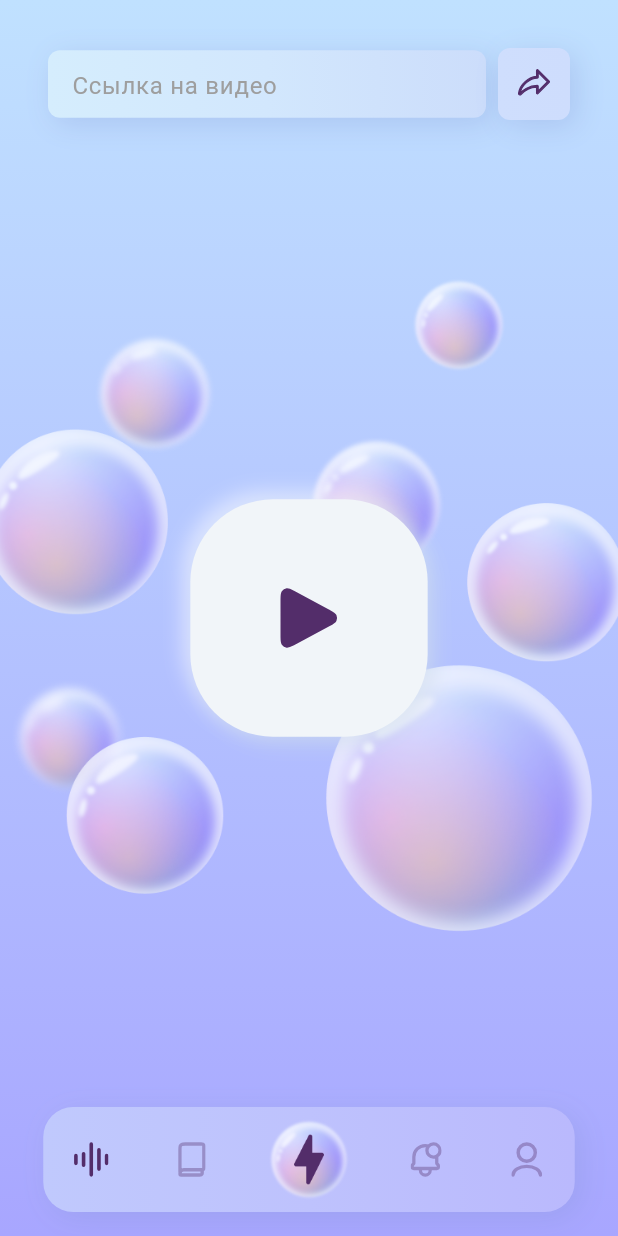
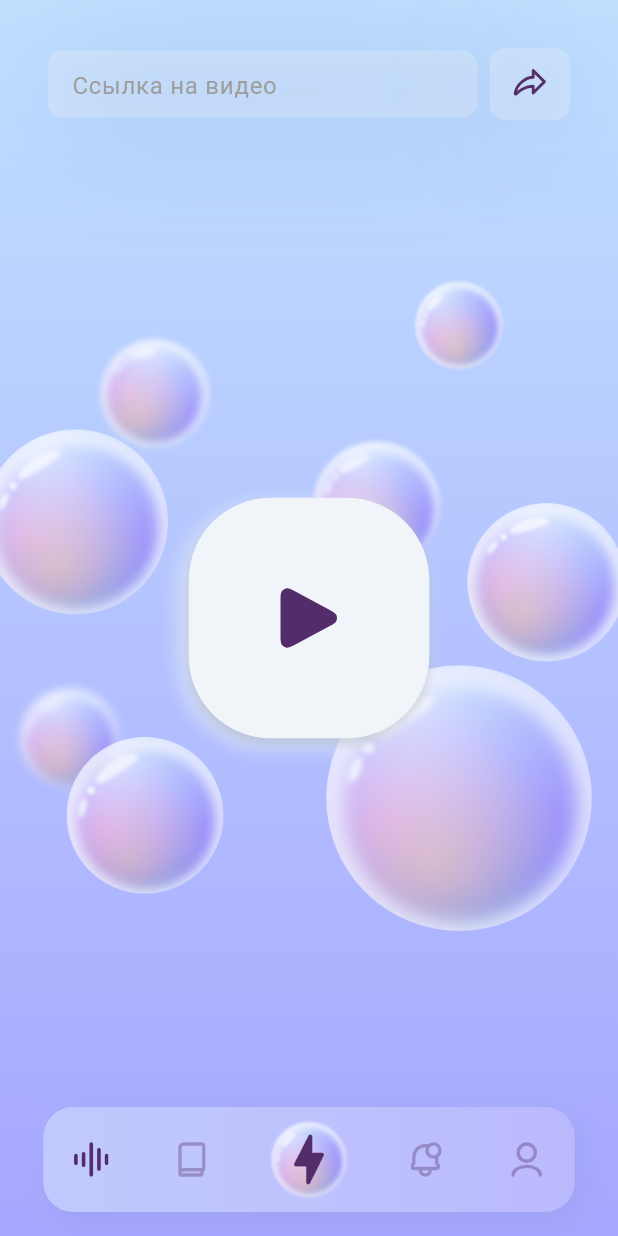
Before and after one commit to Student-Labs-2024/uwordsMobileApp, a Flutter app: the HomePage screen opened by its route, on a phone screen of 412 x 824 dp. Run offline on Flutter 3.47's test engine with Material 3 defaults, Android fonts, the phone set to English and light mode, and no system bars; our stand-ins replace dio, firebase_auth, firebase_core, flutter_bloc, flutter_inset_shadow, flutter_svg and 6 more; missing offline and left inert: flutter_login_vk, flutter_sound; accounts and stored records are empty; generated files the repository leaves out were written again; project files that could hold a hidden picture were left out.

Commit message:
[refactor] Rewrote record_button, All the shadows

```diff
--- a/lib/features/main/presentation/pages/home_page.dart
+++ b/lib/features/main/presentation/pages/home_page.dart
@@ -5,6 +5,7 @@ import 'package:uwords/features/main/bloc/audio_bloc/audio_bloc.dart';
 import 'package:uwords/features/main/presentation/widgets/custom_textfield.dart';
 import 'package:uwords/features/main/presentation/widgets/record_button.dart';
 import 'package:uwords/theme/app_colors.dart';
+import 'package:flutter_inset_shadow/flutter_inset_shadow.dart' as fis;
 
 class HomePage extends StatefulWidget {
   const HomePage({super.key});
@@ -81,30 +82,25 @@ class _HomePageState extends State<HomePage> {
                               ),
                               const SizedBox(width: 8),
                               Container(
-                                decoration: BoxDecoration(
-                                  gradient: const LinearGradient(
-                                    colors: [
-                                      AppColors.gradientSendButtonColor1,
-                                      AppColors.gradientSendButtonColor2
-                                    ],
-                                  ),
-                                  borderRadius: BorderRadius.circular(8.0),
-                                  boxShadow: const [
-                                    BoxShadow(
-                                      color: Color.fromRGBO(97, 120, 201, 0.26),
-                                      blurRadius: 16.0,
-                                      spreadRadius: 0,
-                                      offset: Offset(4, 4),
-                                    ),
-                                    BoxShadow(
-                                      color:
-                                          Color.fromRGBO(255, 255, 255, 0.08),
-                                      blurRadius: 16.0,
-                                      spreadRadius: 0,
-                                      offset: Offset(2, 2),
-                                    ),
-                                  ],
-                                ),
+                                decoration: fis.BoxDecoration(
+                                    color: AppColors.whiteBackgroundColor,
+                                    borderRadius: BorderRadius.circular(10),
+                                    boxShadow: const [
+                                      fis.BoxShadow(
+                                          color: Color.fromRGBO(
+                                              97, 120, 201, 0.26),
+                                          spreadRadius: 0,
+                                          blurRadius: 76,
+                                          offset: Offset(4, 4),
+                                          inset: false),
+                                      fis.BoxShadow(
+                                          color: Color.fromRGBO(
+                                              255, 255, 255, 0.08),
+                                          spreadRadius: 0,
+                                          blurRadius: 16,
+                                          offset: Offset(2, 2),
+                                          inset: true),
+                                    ]),
                                 child: IconButton(
                                   onPressed: () {
                                     /*context.read<AudioBloc>().add(AudioEvent.sendLink(
@@ -121,8 +117,14 @@ class _HomePageState extends State<HomePage> {
                                   ),
                                   iconSize: 24,
                                   style: ButtonStyle(
-                                    fixedSize:
-                                        WidgetStateProperty.all(Size(48, 44)),
+                                    fixedSize: WidgetStateProperty.all(Size(
+                                        (MediaQuery.of(context).size.width -
+                                                24 -
+                                                24 -
+                                                9) *
+                                            48 /
+                                            318,
+                                        44)),
                                     /*backgroundColor: WidgetStateProperty.all(
                                         AppColors.whiteBackgroundColor),*/
                                     shape: WidgetStateProperty.all(
@@ -148,7 +150,7 @@ class _HomePageState extends State<HomePage> {
                             setState(() {
                               testPressed = !testPressed;
                             });
-                            print("TESTTTTTTT");
+                            print("TESTTTTTTT $testPressed");
                             /*context.read<AudioBloc>().add(state.maybeWhen(
                                   initial: () => const AudioEvent.startRecord(),
                                   started: () => const AudioEvent.stopRecord(),
--- a/lib/features/main/presentation/widgets/custom_textfield.dart
+++ b/lib/features/main/presentation/widgets/custom_textfield.dart
@@ -1,5 +1,6 @@
 import 'package:flutter/material.dart';
 import 'package:uwords/theme/app_colors.dart';
+import 'package:flutter_inset_shadow/flutter_inset_shadow.dart' as fis;
 
 class CustomTextField extends StatelessWidget {
   const CustomTextField({
@@ -19,32 +20,25 @@ class CustomTextField extends StatelessWidget {
   Widget build(BuildContext context) {
     return Container(
       height: 44,
+      width: (MediaQuery.of(context).size.width - 24 - 24 - 9) * 48 / 318,
       padding: const EdgeInsets.symmetric(horizontal: 16.0),
-      decoration: BoxDecoration(
-        gradient: const LinearGradient(
-          colors: [
-            AppColors.gradientSearchColor1,
-            AppColors.gradientSearchColor2,
-            AppColors.gradientSearchColor3
-          ],
-        ),
-        borderRadius: BorderRadius.circular(8.0),
+      decoration: fis.BoxDecoration(
+          color: AppColors.whiteBackgroundColor,
+          borderRadius: BorderRadius.circular(10),
           boxShadow: const [
-          BoxShadow(
+            fis.BoxShadow(
                 color: Color.fromRGBO(97, 120, 201, 0.26),
-            blurRadius: 16.0,
                 spreadRadius: 0,
+                blurRadius: 76,
                 offset: Offset(4, 4),
-          ),
-          BoxShadow(
+                inset: false),
+            fis.BoxShadow(
                 color: Color.fromRGBO(255, 255, 255, 0.08),
-            blurRadius: 16.0,
                 spreadRadius: 0,
+                blurRadius: 16,
                 offset: Offset(2, 2),
-          ),
-        ],
-        //border: Border.
-      ),
+                inset: true),
+          ]),
       child: TextField(
         controller: controller,
         cursorColor: Colors.purple,
--- a/lib/features/main/presentation/widgets/record_button.dart
+++ b/lib/features/main/presentation/widgets/record_button.dart
@@ -1,6 +1,7 @@
 import 'package:flutter/material.dart';
 import 'package:flutter_svg/flutter_svg.dart';
 import 'package:uwords/theme/app_colors.dart';
+import 'package:flutter_inset_shadow/flutter_inset_shadow.dart' as fis;
 
 class RecordButton extends StatelessWidget {
   const RecordButton(
@@ -10,75 +11,52 @@ class RecordButton extends StatelessWidget {
 
   @override
   Widget build(BuildContext context) {
-    return Container(
-        height: MediaQuery.of(context).size.width * 0.384,
-        width: MediaQuery.of(context).size.width * 0.384,
-        decoration: BoxDecoration(
+    return GestureDetector(
+      onTap: onPressed,
+      child: Container(
+        height: (MediaQuery.of(context).size.width) * 146 / 375,
+        width: (MediaQuery.of(context).size.width) * 146 / 375,
+        decoration: fis.BoxDecoration(
+          color: AppColors.homePageStartRecord,
           boxShadow: isPressed
-              ? []
-              : [
-                  const BoxShadow(
+              ? const [
+                  fis.BoxShadow(
+                    offset: Offset(-4, 4),
+                    blurRadius: 1,
+                    spreadRadius: 0,
+                    color: Color.fromRGBO(201, 217, 232, 0.8),
+                    inset: true,
+                  ),
+                ]
+              : const [
+                  fis.BoxShadow(
                       color: Color.fromRGBO(255, 255, 255, 0.5),
-                    blurRadius: 10.0,
                       spreadRadius: 0,
-                    offset: Offset(-5, -5),
-                  ),
-                  const BoxShadow(
+                      blurRadius: 10, //sigmaToR(7),//76
+                      offset: Offset(-5, 5), // changes position of shadow
+                      blurStyle: BlurStyle.normal),
+                  fis.BoxShadow(
                       color: Color.fromRGBO(201, 217, 232, 0.5),
-                    blurRadius: 10.0,
                       spreadRadius: 0,
-                    offset: Offset(5, 5),
-                  ),
+                      blurRadius: 10, //sigmaToR(7),//76
+                      offset: Offset(-5, 5), // changes position of shadow
+                      blurStyle: BlurStyle.normal),
+                  fis.BoxShadow(
+                      color: Color.fromRGBO(144, 148, 151, 0.25),
+                      spreadRadius: 0,
+                      blurRadius: 4, //sigmaToR(7),//76
+                      offset: Offset(0, 4), // changes position of shadow
+                      blurStyle: BlurStyle.normal),
                 ],
           borderRadius: BorderRadius.circular(55),
-          color: AppColors.homePageStartRecord,
-          gradient: LinearGradient(
-              colors: isPressed
-                  ? [
-                      Color.fromRGBO(201, 217, 232, 0.8),
-                      AppColors.homePageStartRecord,
-                    ]
-                  : [
-                      AppColors.homePageStartRecord,
-                      AppColors.homePageStartRecord
-                    ],
-              begin: Alignment.topRight,
-              end: Alignment.bottomLeft,
-              stops: [0.1, 0.7]),
         ),
-        child: Stack(
-          alignment: AlignmentDirectional.bottomStart,
-          children: [
-            isPressed
-                ? Container(
-                    height: MediaQuery.of(context).size.width * 0.374,
-                    width: MediaQuery.of(context).size.width * 0.374,
-                    decoration: BoxDecoration(
-                      borderRadius: BorderRadius.circular(55),
-                      color: AppColors.homePageStartRecord,
-                    ),
-                  )
-                : SizedBox(),
-            Center(
+        child: Center(
             child: SvgPicture.asset(
-              isPressed
-                  ? 'assets/svg/voice_ico.svg'
-                  : 'assets/svg/play_ico.svg',
+          isPressed ? 'assets/svg/voice_ico.svg' : 'assets/svg/play_ico.svg',
           color: AppColors.darkMainColor,
           height: MediaQuery.of(context).size.height * 0.05,
         )),
-            GestureDetector(
-              onTap: onPressed,
-              child: Container(
-                height: MediaQuery.of(context).size.width * 0.384,
-                width: MediaQuery.of(context).size.width * 0.384,
-                decoration: BoxDecoration(
-                  borderRadius: BorderRadius.circular(55.0),
-                  color: Colors.transparent,
       ),
-              ),
-            ),
-          ],
-        ));
+    );
   }
 }
```
Lines whose indentation alone changed are shown as unchanged.
